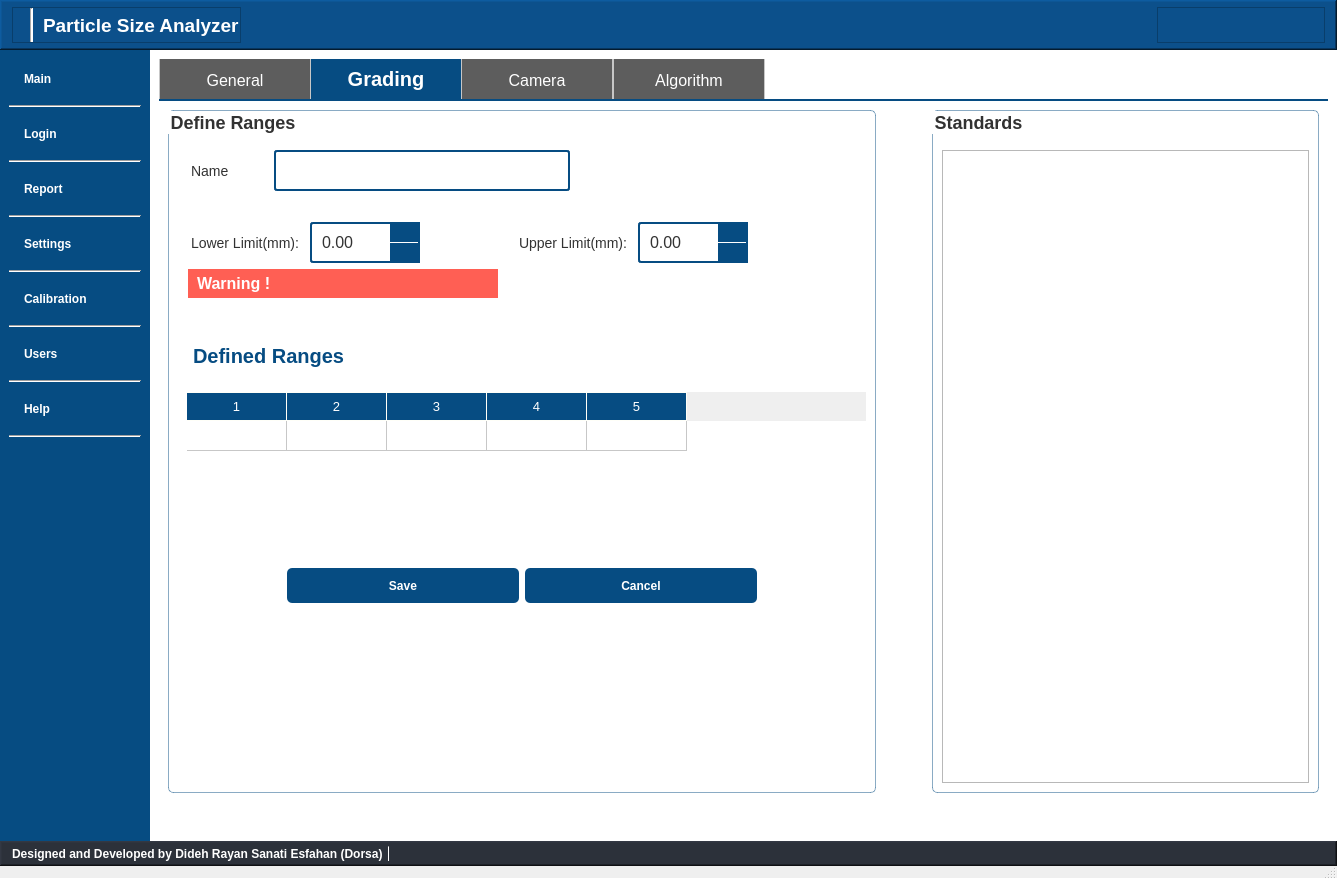
This is main_UI.ui in DORSA-co/Paticle_Size_Analyser as Qt 5 draws it before an edit. The edited form follows.
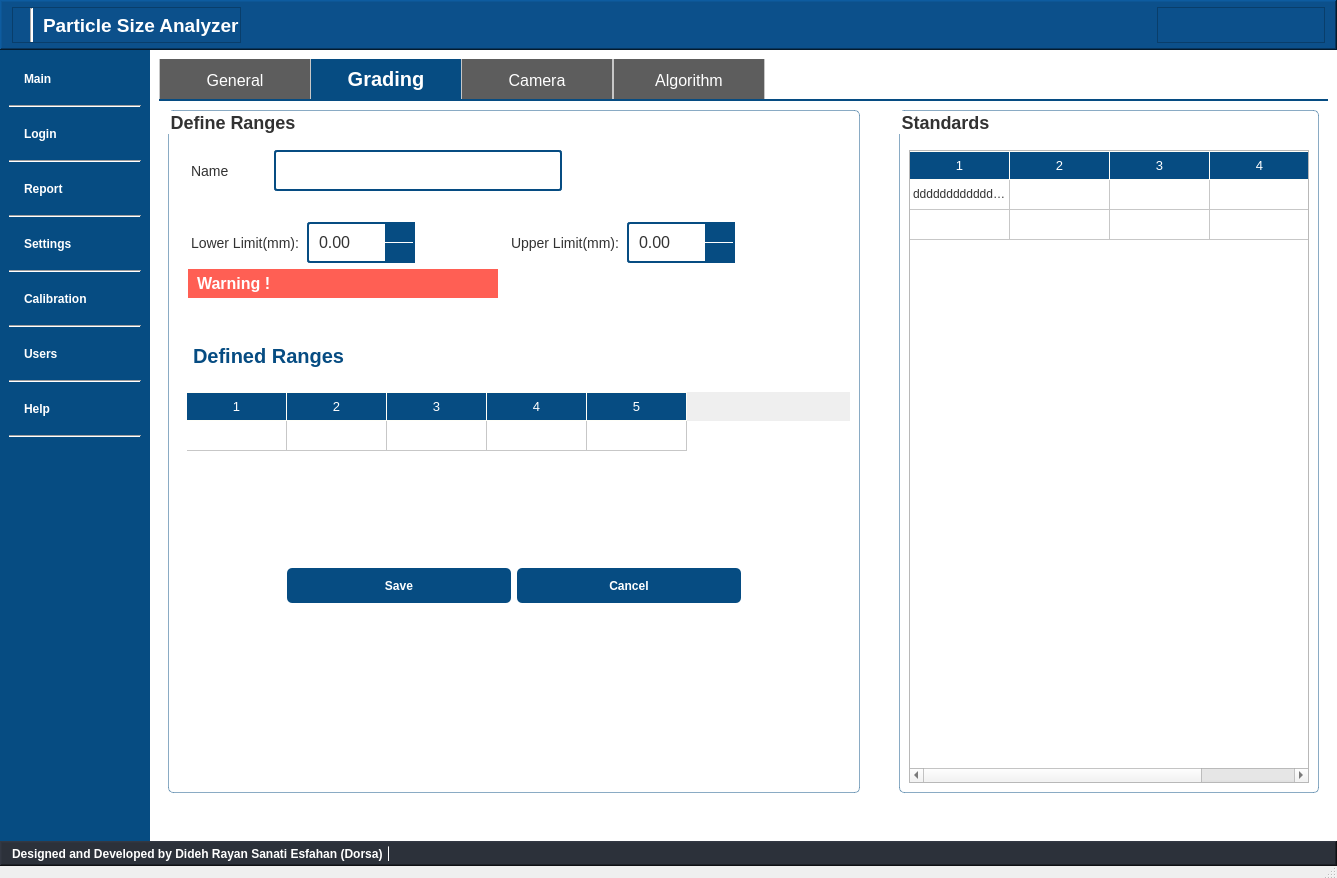
This is the edited form. The open tabs and pages were chosen to show the change. Icons and pictures are not drawn.

```diff
--- a/main_UI.ui
+++ b/main_UI.ui
@@ -2524,9 +2524,74 @@
                  <layout class="QVBoxLayout" name="verticalLayout_17">
                   <item>
                    <widget class="QTableWidget" name="settingpage_grading_standards_table">
+                    <property name="styleSheet">
+                     <string notr="true">
+QHeaderView::section {
+    background-color: rgb(6, 76, 130);
+	color: #ffffff;
+    padding: 4px;
+    font-size: 10pt;
+    border-style: none;
+    border-bottom: 1px solid #fffff8;
+    border-right: 1px solid #fffff8;
+}
+
+QHeaderView::section:horizontal
+{
+    border-top: 1px solid #fffff8;
+}
+
+QHeaderView::section:vertical
+{
+    border-left: 1px solid #fffff8;
+}
+
+</string>
+                    </property>
+                    <property name="sizeAdjustPolicy">
+                     <enum>QAbstractScrollArea::AdjustToContents</enum>
+                    </property>
                     <property name="editTriggers">
                      <set>QAbstractItemView::NoEditTriggers</set>
                     </property>
+                    <property name="rowCount">
+                     <number>2</number>
+                    </property>
+                    <property name="columnCount">
+                     <number>4</number>
+                    </property>
+                    <attribute name="horizontalHeaderDefaultSectionSize">
+                     <number>100</number>
+                    </attribute>
+                    <attribute name="horizontalHeaderShowSortIndicator" stdset="0">
+                     <bool>false</bool>
+                    </attribute>
+                    <attribute name="horizontalHeaderStretchLastSection">
+                     <bool>false</bool>
+                    </attribute>
+                    <attribute name="verticalHeaderVisible">
+                     <bool>false</bool>
+                    </attribute>
+                    <attribute name="verticalHeaderCascadingSectionResizes">
+                     <bool>false</bool>
+                    </attribute>
+                    <attribute name="verticalHeaderHighlightSections">
+                     <bool>true</bool>
+                    </attribute>
+                    <attribute name="verticalHeaderShowSortIndicator" stdset="0">
+                     <bool>false</bool>
+                    </attribute>
+                    <row/>
+                    <row/>
+                    <column/>
+                    <column/>
+                    <column/>
+                    <column/>
+                    <item row="0" column="0">
+                     <property name="text">
+                      <string>dddddddddddddddddddddddddddddddd</string>
+                     </property>
+                    </item>
                    </widget>
                   </item>
                  </layout>
```
Left out of the diff: 4 changed lines with no effect on the pictures.
